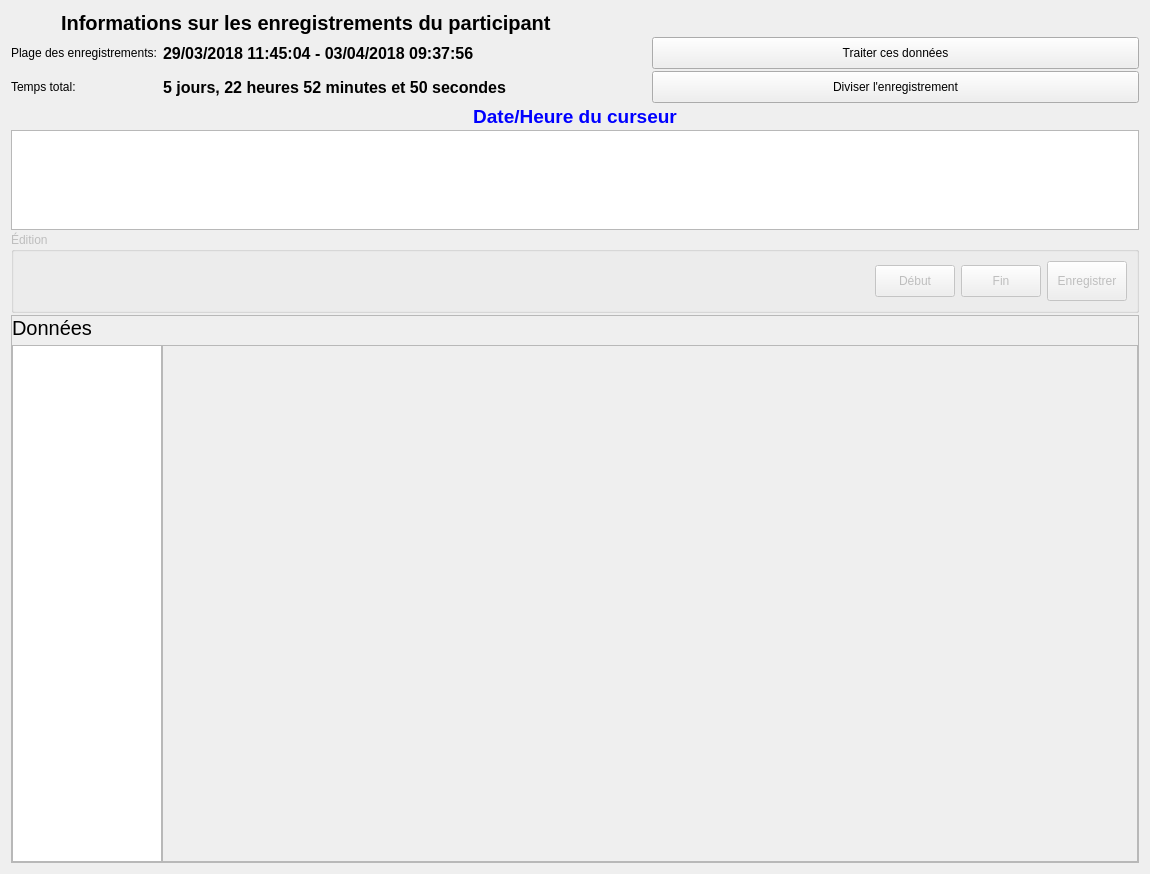
introlab/OpenIMU, file python/resources/ui/RecordsetWidget.ui: the form before one commit.
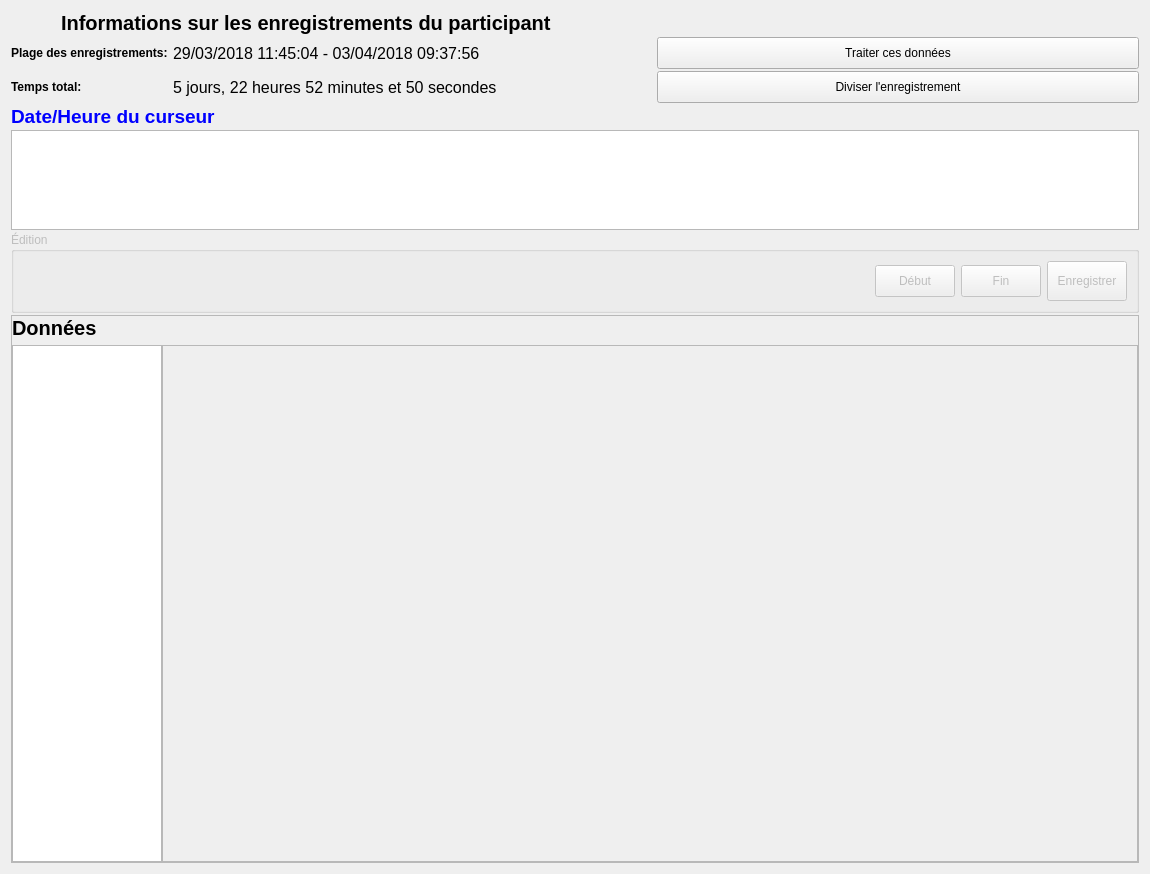
The form after the commit. Icons and pictures are not drawn. Custom widgets are drawn as their Qt base class.

Diff of the .ui file:
```diff
--- a/python/resources/ui/RecordsetWidget.ui
+++ b/python/resources/ui/RecordsetWidget.ui
@@ -71,8 +71,8 @@
        <property name="font">
         <font>
          <pointsize>12</pointsize>
-         <weight>75</weight>
-         <bold>true</bold>
+         <weight>50</weight>
+         <bold>false</bold>
         </font>
        </property>
        <property name="text">
@@ -88,6 +88,12 @@
          <verstretch>0</verstretch>
         </sizepolicy>
        </property>
+       <property name="font">
+        <font>
+         <weight>75</weight>
+         <bold>true</bold>
+        </font>
+       </property>
        <property name="text">
         <string>Temps total:</string>
        </property>
@@ -104,8 +110,8 @@
        <property name="font">
         <font>
          <pointsize>12</pointsize>
-         <weight>75</weight>
-         <bold>true</bold>
+         <weight>50</weight>
+         <bold>false</bold>
         </font>
        </property>
        <property name="text">
@@ -121,6 +127,12 @@
          <verstretch>0</verstretch>
         </sizepolicy>
        </property>
+       <property name="font">
+        <font>
+         <weight>75</weight>
+         <bold>true</bold>
+        </font>
+       </property>
        <property name="text">
         <string>Plage des enregistrements: </string>
        </property>
@@ -208,7 +220,7 @@
       <string>Date/Heure du curseur</string>
      </property>
      <property name="alignment">
-      <set>Qt::AlignCenter</set>
+      <set>Qt::AlignLeading|Qt::AlignLeft|Qt::AlignVCenter</set>
      </property>
     </widget>
    </item>
@@ -386,6 +398,8 @@
           <property name="font">
            <font>
             <pointsize>15</pointsize>
+            <weight>75</weight>
+            <bold>true</bold>
            </font>
           </property>
           <property name="text">
```
